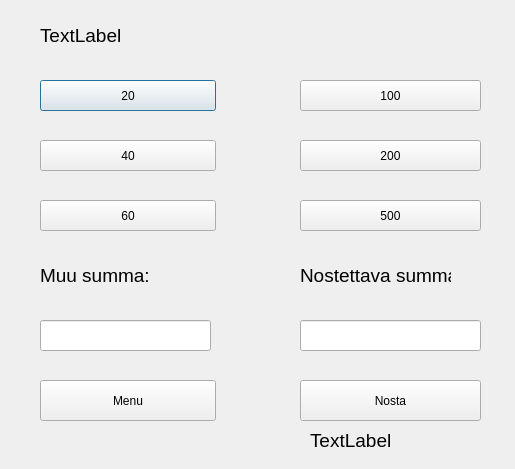
Before: the Qt Designer form bankautomat/nosto.ui in tvt21kmo-bank-project/group_3, drawn with Qt 5.
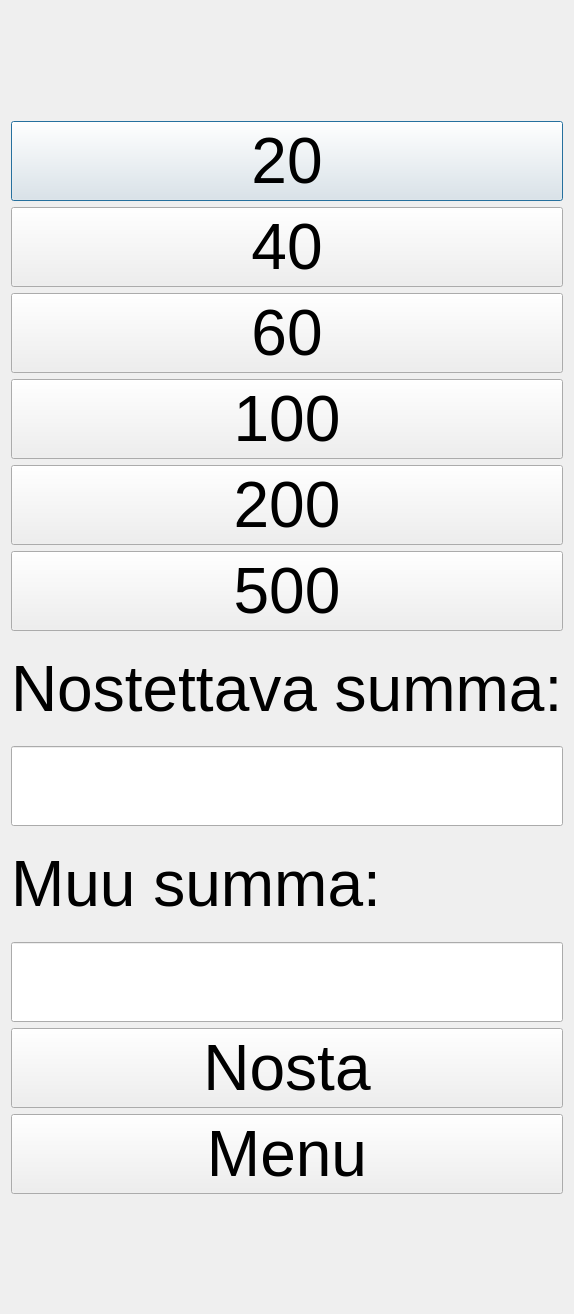
After: the same form once the commit is applied.

Patch:
```diff
--- a/bankautomat/nosto.ui
+++ b/bankautomat/nosto.ui
@@ -6,21 +6,32 @@
    <rect>
     <x>0</x>
     <y>0</y>
-    <width>515</width>
-    <height>469</height>
+    <width>572</width>
+    <height>1314</height>
    </rect>
   </property>
   <property name="windowTitle">
    <string>Dialog</string>
   </property>
+  <layout class="QVBoxLayout" name="verticalLayout">
+   <item>
+    <widget class="QLabel" name="lblkayttaja">
+     <property name="font">
+      <font>
+       <pointsize>48</pointsize>
+      </font>
+     </property>
+     <property name="text">
+      <string/>
+     </property>
+    </widget>
+   </item>
+   <item>
   <widget class="QPushButton" name="btn20">
-   <property name="geometry">
-    <rect>
-     <x>40</x>
-     <y>80</y>
-     <width>176</width>
-     <height>31</height>
-    </rect>
+     <property name="font">
+      <font>
+       <pointsize>48</pointsize>
+      </font>
    </property>
    <property name="styleSheet">
     <string notr="true">QPushButton {
@@ -85,14 +96,13 @@
     <number>100</number>
    </property>
   </widget>
+   </item>
+   <item>
   <widget class="QPushButton" name="btn40">
-   <property name="geometry">
-    <rect>
-     <x>40</x>
-     <y>140</y>
-     <width>176</width>
-     <height>31</height>
-    </rect>
+     <property name="font">
+      <font>
+       <pointsize>48</pointsize>
+      </font>
    </property>
    <property name="styleSheet">
     <string notr="true">QPushButton {
@@ -145,14 +155,13 @@
     <string>40</string>
    </property>
   </widget>
+   </item>
+   <item>
   <widget class="QPushButton" name="btn60">
-   <property name="geometry">
-    <rect>
-     <x>40</x>
-     <y>200</y>
-     <width>176</width>
-     <height>31</height>
-    </rect>
+     <property name="font">
+      <font>
+       <pointsize>48</pointsize>
+      </font>
    </property>
    <property name="styleSheet">
     <string notr="true">QPushButton {
@@ -205,14 +214,13 @@
     <string>60</string>
    </property>
   </widget>
+   </item>
+   <item>
   <widget class="QPushButton" name="btn100">
-   <property name="geometry">
-    <rect>
-     <x>300</x>
-     <y>80</y>
-     <width>181</width>
-     <height>31</height>
-    </rect>
+     <property name="font">
+      <font>
+       <pointsize>48</pointsize>
+      </font>
    </property>
    <property name="styleSheet">
     <string notr="true">QPushButton {
@@ -265,14 +273,13 @@
     <string>100</string>
    </property>
   </widget>
+   </item>
+   <item>
   <widget class="QPushButton" name="btn200">
-   <property name="geometry">
-    <rect>
-     <x>300</x>
-     <y>140</y>
-     <width>181</width>
-     <height>31</height>
-    </rect>
+     <property name="font">
+      <font>
+       <pointsize>48</pointsize>
+      </font>
    </property>
    <property name="styleSheet">
     <string notr="true">QPushButton {
@@ -325,14 +332,13 @@
     <string>200</string>
    </property>
   </widget>
+   </item>
+   <item>
   <widget class="QPushButton" name="btn500">
-   <property name="geometry">
-    <rect>
-     <x>300</x>
-     <y>200</y>
-     <width>181</width>
-     <height>31</height>
-    </rect>
+     <property name="font">
+      <font>
+       <pointsize>48</pointsize>
+      </font>
    </property>
    <property name="styleSheet">
     <string notr="true">QPushButton {
@@ -385,24 +391,58 @@
     <string>500</string>
    </property>
   </widget>
+   </item>
+   <item>
+    <widget class="QLabel" name="lblDebit_nostosumma">
+     <property name="font">
+      <font>
+       <pointsize>48</pointsize>
+      </font>
+     </property>
+     <property name="text">
+      <string>Nostettava summa:</string>
+     </property>
+    </widget>
+   </item>
+   <item>
+    <widget class="QLineEdit" name="Debitdisplay">
+     <property name="font">
+      <font>
+       <pointsize>48</pointsize>
+      </font>
+     </property>
+     <property name="maxLength">
+      <number>3</number>
+     </property>
+    </widget>
+   </item>
+   <item>
+    <widget class="QLabel" name="label">
+     <property name="font">
+      <font>
+       <pointsize>48</pointsize>
+      </font>
+     </property>
+     <property name="text">
+      <string>Muu summa:</string>
+     </property>
+    </widget>
+   </item>
+   <item>
   <widget class="QLineEdit" name="muuSumma">
-   <property name="geometry">
-    <rect>
-     <x>40</x>
-     <y>320</y>
-     <width>171</width>
-     <height>31</height>
-    </rect>
-   </property>
-  </widget>
+     <property name="font">
+      <font>
+       <pointsize>48</pointsize>
+      </font>
+     </property>
+    </widget>
+   </item>
+   <item>
   <widget class="QPushButton" name="btnNosta">
-   <property name="geometry">
-    <rect>
-     <x>300</x>
-     <y>380</y>
-     <width>181</width>
-     <height>41</height>
-    </rect>
+     <property name="font">
+      <font>
+       <pointsize>48</pointsize>
+      </font>
    </property>
    <property name="styleSheet">
     <string notr="true">QPushButton {
@@ -455,32 +495,13 @@
     <string>Nosta</string>
    </property>
   </widget>
-  <widget class="QLabel" name="label">
-   <property name="geometry">
-    <rect>
-     <x>40</x>
-     <y>260</y>
-     <width>151</width>
-     <height>31</height>
-    </rect>
-   </property>
-   <property name="font">
-    <font>
-     <pointsize>14</pointsize>
-    </font>
-   </property>
-   <property name="text">
-    <string>Muu summa:</string>
-   </property>
-  </widget>
+   </item>
+   <item>
   <widget class="QPushButton" name="btnMenu">
-   <property name="geometry">
-    <rect>
-     <x>40</x>
-     <y>380</y>
-     <width>176</width>
-     <height>41</height>
-    </rect>
+     <property name="font">
+      <font>
+       <pointsize>48</pointsize>
+      </font>
    </property>
    <property name="styleSheet">
     <string notr="true">QPushButton {
@@ -533,78 +554,20 @@
     <string>Menu</string>
    </property>
   </widget>
-  <widget class="QLineEdit" name="Debitdisplay">
-   <property name="geometry">
-    <rect>
-     <x>300</x>
-     <y>320</y>
-     <width>181</width>
-     <height>31</height>
-    </rect>
-   </property>
-   <property name="font">
-    <font>
-     <pointsize>14</pointsize>
-    </font>
-   </property>
-   <property name="maxLength">
-    <number>3</number>
-   </property>
-  </widget>
-  <widget class="QLabel" name="lblDebit_nostosumma">
-   <property name="geometry">
-    <rect>
-     <x>300</x>
-     <y>260</y>
-     <width>151</width>
-     <height>31</height>
-    </rect>
-   </property>
-   <property name="font">
-    <font>
-     <pointsize>14</pointsize>
-    </font>
-   </property>
-   <property name="text">
-    <string>Nostettava summa:</string>
-   </property>
-  </widget>
-  <widget class="QLabel" name="lblkayttaja">
-   <property name="geometry">
-    <rect>
-     <x>40</x>
-     <y>20</y>
-     <width>331</width>
-     <height>31</height>
-    </rect>
-   </property>
-   <property name="font">
-    <font>
-     <pointsize>14</pointsize>
-    </font>
-   </property>
-   <property name="text">
-    <string>TextLabel</string>
-   </property>
-  </widget>
+   </item>
+   <item>
   <widget class="QLabel" name="lblInfo">
-   <property name="geometry">
-    <rect>
-     <x>310</x>
-     <y>430</y>
-     <width>151</width>
-     <height>21</height>
-    </rect>
-   </property>
    <property name="font">
     <font>
-     <pointsize>14</pointsize>
+       <pointsize>28</pointsize>
     </font>
    </property>
    <property name="text">
-    <string>TextLabel</string>
-   </property>
-  </widget>
+      <string/>
+     </property>
+    </widget>
+   </item>
+  </layout>
  </widget>
  <resources/>
  <connections/>
```
Lines whose indentation alone changed are shown as unchanged.
